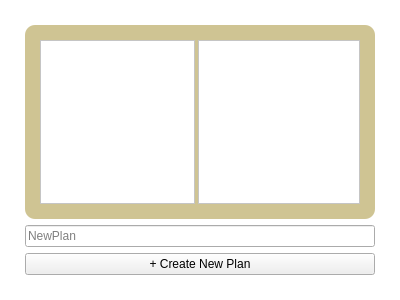
Above: viewplanform.ui from RyanLewis155/College-Portal-Project before the change. Below: the same form after it.
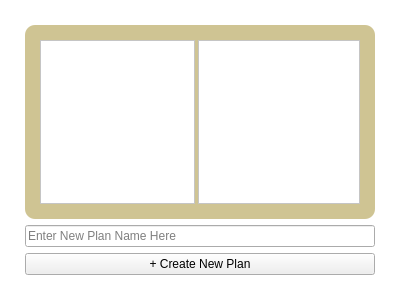
That is the form after the change.

Commit message: made plans visible in ui

```diff
--- a/viewplanform.ui
+++ b/viewplanform.ui
@@ -92,8 +92,13 @@
    </item>
    <item row="1" column="0">
     <widget class="QLineEdit" name="lineEdit_NewPlanName">
+     <property name="styleSheet">
+      <string notr="true">QLineEdit {
+    color: black;
+}</string>
+     </property>
      <property name="placeholderText">
-      <string>NewPlan</string>
+      <string>Enter New Plan Name Here</string>
      </property>
     </widget>
    </item>
```
Left out of the diff: 8 changed lines with no effect on the pictures. The commit also changes 1 other file.
